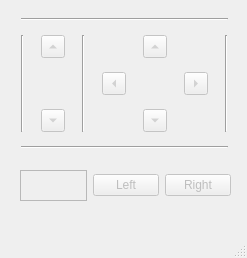
Before: the Qt Designer form ui_file.ui in PrabhuLoganathan/PyAutoGuI-Demo1, drawn with Qt 5.
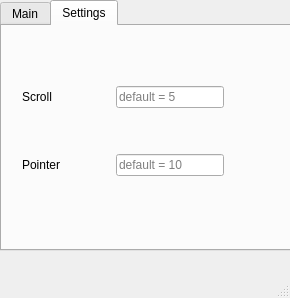
After: the same form once the commit is applied.

The edit to the form file:
```diff
--- a/ui_file.ui
+++ b/ui_file.ui
@@ -6,19 +6,77 @@
    <rect>
     <x>0</x>
     <y>0</y>
-    <width>247</width>
-    <height>258</height>
+    <width>290</width>
+    <height>298</height>
    </rect>
   </property>
   <property name="windowTitle">
    <string>Mouse</string>
   </property>
   <widget class="QWidget" name="centralwidget">
+   <widget class="QTabWidget" name="tabWidget">
+    <property name="enabled">
+     <bool>true</bool>
+    </property>
+    <property name="geometry">
+     <rect>
+      <x>0</x>
+      <y>0</y>
+      <width>291</width>
+      <height>251</height>
+     </rect>
+    </property>
+    <property name="currentIndex">
+     <number>1</number>
+    </property>
+    <widget class="QWidget" name="tab">
+     <attribute name="title">
+      <string>Main</string>
+     </attribute>
+     <widget class="QWidget" name="horizontalLayoutWidget_2">
+      <property name="geometry">
+       <rect>
+        <x>40</x>
+        <y>180</y>
+        <width>211</width>
+        <height>31</height>
+       </rect>
+      </property>
+      <layout class="QHBoxLayout" name="horizontalLayout_2">
+       <item>
+        <widget class="QTextEdit" name="cmd">
+         <property name="enabled">
+          <bool>false</bool>
+         </property>
+        </widget>
+       </item>
+       <item>
+        <widget class="QPushButton" name="left_click">
+         <property name="enabled">
+          <bool>false</bool>
+         </property>
+         <property name="text">
+          <string>Left</string>
+         </property>
+        </widget>
+       </item>
+       <item>
+        <widget class="QPushButton" name="right_click">
+         <property name="enabled">
+          <bool>false</bool>
+         </property>
+         <property name="text">
+          <string>Right</string>
+         </property>
+        </widget>
+       </item>
+      </layout>
+     </widget>
    <widget class="QWidget" name="gridLayoutWidget">
     <property name="geometry">
      <rect>
-      <x>10</x>
-      <y>10</y>
+        <x>30</x>
+        <y>20</y>
       <width>231</width>
       <height>151</height>
      </rect>
@@ -139,44 +197,104 @@
      </item>
     </layout>
    </widget>
-   <widget class="QWidget" name="horizontalLayoutWidget_2">
+    </widget>
+    <widget class="QWidget" name="tab_2">
+     <attribute name="title">
+      <string>Settings</string>
+     </attribute>
+     <widget class="QWidget" name="gridLayoutWidget_2">
     <property name="geometry">
      <rect>
       <x>20</x>
-      <y>170</y>
-      <width>211</width>
-      <height>31</height>
-     </rect>
-    </property>
-    <layout class="QHBoxLayout" name="horizontalLayout_2">
-     <item>
-      <widget class="QTextEdit" name="cmd">
-       <property name="enabled">
-        <bool>false</bool>
-       </property>
-      </widget>
-     </item>
-     <item>
-      <widget class="QPushButton" name="left_click">
-       <property name="enabled">
-        <bool>false</bool>
-       </property>
+        <y>20</y>
+        <width>251</width>
+        <height>171</height>
+       </rect>
+      </property>
+      <layout class="QGridLayout" name="gridLayout_2">
+       <item row="1" column="1">
+        <spacer name="horizontalSpacer_2">
+         <property name="orientation">
+          <enum>Qt::Horizontal</enum>
+         </property>
+         <property name="sizeHint" stdset="0">
+          <size>
+           <width>40</width>
+           <height>20</height>
+          </size>
+         </property>
+        </spacer>
+       </item>
+       <item row="0" column="3">
+        <spacer name="horizontalSpacer_3">
+         <property name="orientation">
+          <enum>Qt::Horizontal</enum>
+         </property>
+         <property name="sizeHint" stdset="0">
+          <size>
+           <width>40</width>
+           <height>20</height>
+          </size>
+         </property>
+        </spacer>
+       </item>
+       <item row="1" column="3">
+        <spacer name="horizontalSpacer_4">
+         <property name="orientation">
+          <enum>Qt::Horizontal</enum>
+         </property>
+         <property name="sizeHint" stdset="0">
+          <size>
+           <width>40</width>
+           <height>20</height>
+          </size>
+         </property>
+        </spacer>
+       </item>
+       <item row="1" column="0">
+        <widget class="QLabel" name="label_2">
        <property name="text">
-        <string>Left</string>
+          <string>Pointer</string>
        </property>
       </widget>
      </item>
-     <item>
-      <widget class="QPushButton" name="right_click">
-       <property name="enabled">
-        <bool>false</bool>
-       </property>
+       <item row="1" column="2">
+        <widget class="QLineEdit" name="pointer_speed">
+         <property name="placeholderText">
+          <string>default = 10</string>
+         </property>
+        </widget>
+       </item>
+       <item row="0" column="2">
+        <widget class="QLineEdit" name="scroll_speed">
+         <property name="placeholderText">
+          <string>default = 5</string>
+         </property>
+        </widget>
+       </item>
+       <item row="0" column="0">
+        <widget class="QLabel" name="label">
        <property name="text">
-        <string>Right</string>
+          <string>Scroll</string>
        </property>
       </widget>
      </item>
-    </layout>
+       <item row="0" column="1">
+        <spacer name="horizontalSpacer">
+         <property name="orientation">
+          <enum>Qt::Horizontal</enum>
+         </property>
+         <property name="sizeHint" stdset="0">
+          <size>
+           <width>40</width>
+           <height>20</height>
+          </size>
+         </property>
+        </spacer>
+       </item>
+      </layout>
+     </widget>
+    </widget>
    </widget>
   </widget>
   <widget class="QMenuBar" name="menubar">
```
Left out of the diff: 2 changed lines with no effect on the pictures. Lines whose indentation alone changed are shown as unchanged.
